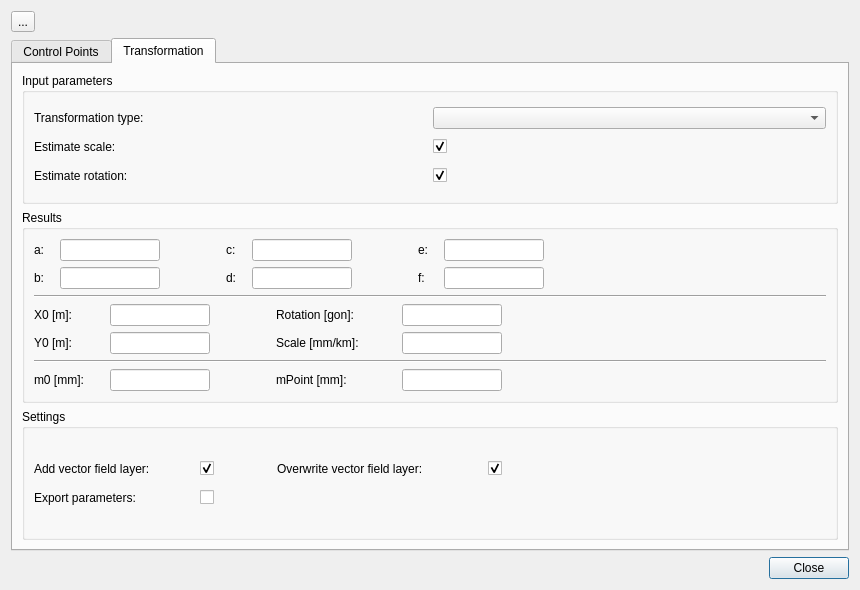
edigonzales-archiv/qgis_helmert2d, file helmert2d_dialog_base.ui: the form before one commit.
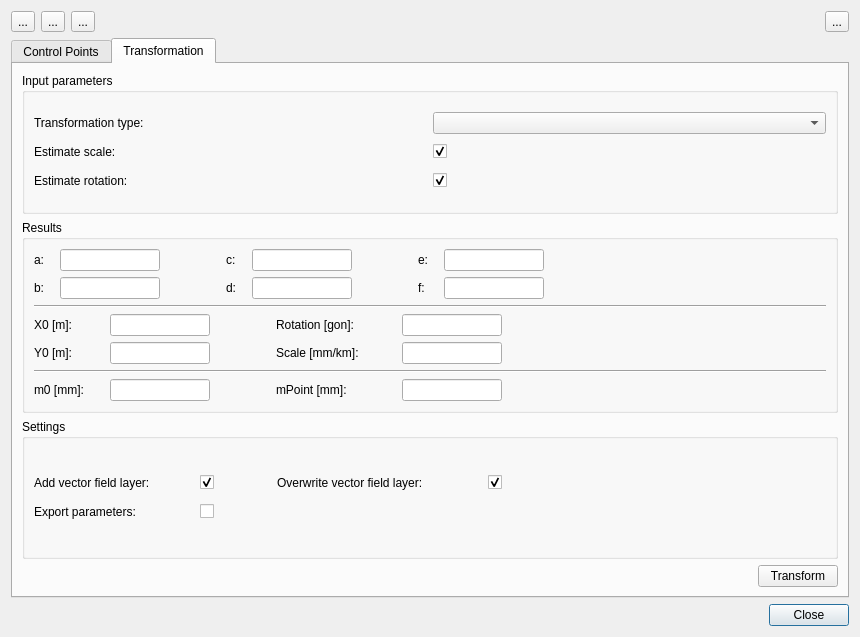
The form after the commit. The open tabs and pages were chosen to show the change. Custom widgets are drawn as their Qt base class.

```diff
--- a/helmert2d_dialog_base.ui
+++ b/helmert2d_dialog_base.ui
@@ -10,7 +10,7 @@
     <x>0</x>
     <y>0</y>
     <width>860</width>
-    <height>590</height>
+    <height>637</height>
    </rect>
   </property>
   <property name="windowTitle">
@@ -27,6 +27,81 @@
      </property>
     </widget>
    </item>
+   <item row="0" column="0">
+    <layout class="QHBoxLayout" name="horizontalLayout_3">
+     <item>
+      <layout class="QHBoxLayout" name="horizontalLayout_6">
+       <item>
+        <widget class="QToolButton" name="toolBtnIdentify">
+         <property name="enabled">
+          <bool>true</bool>
+         </property>
+         <property name="sizePolicy">
+          <sizepolicy hsizetype="Fixed" vsizetype="Fixed">
+           <horstretch>24</horstretch>
+           <verstretch>24</verstretch>
+          </sizepolicy>
+         </property>
+         <property name="text">
+          <string>...</string>
+         </property>
+        </widget>
+       </item>
+       <item>
+        <widget class="QToolButton" name="toolButton_4">
+         <property name="text">
+          <string>...</string>
+         </property>
+        </widget>
+       </item>
+       <item>
+        <widget class="QToolButton" name="toolButton_5">
+         <property name="text">
+          <string>...</string>
+         </property>
+        </widget>
+       </item>
+       <item>
+        <spacer name="horizontalSpacer_2">
+         <property name="orientation">
+          <enum>Qt::Horizontal</enum>
+         </property>
+         <property name="sizeHint" stdset="0">
+          <size>
+           <width>40</width>
+           <height>20</height>
+          </size>
+         </property>
+        </spacer>
+       </item>
+      </layout>
+     </item>
+     <item>
+      <layout class="QHBoxLayout" name="horizontalLayout_10">
+       <item>
+        <spacer name="horizontalSpacer_9">
+         <property name="orientation">
+          <enum>Qt::Horizontal</enum>
+         </property>
+         <property name="sizeHint" stdset="0">
+          <size>
+           <width>40</width>
+           <height>20</height>
+          </size>
+         </property>
+        </spacer>
+       </item>
+       <item>
+        <widget class="QToolButton" name="toolBtnSettings">
+         <property name="text">
+          <string>...</string>
+         </property>
+        </widget>
+       </item>
+      </layout>
+     </item>
+    </layout>
+   </item>
    <item row="1" column="0">
     <widget class="QTabWidget" name="tab_widget">
      <property name="tabShape">
@@ -753,43 +828,34 @@
          </layout>
         </widget>
        </item>
+       <item row="3" column="0">
+        <layout class="QHBoxLayout" name="horizontalLayout_17">
+         <item>
+          <spacer name="horizontalSpacer_10">
+           <property name="orientation">
+            <enum>Qt::Horizontal</enum>
+           </property>
+           <property name="sizeHint" stdset="0">
+            <size>
+             <width>40</width>
+             <height>20</height>
+            </size>
+           </property>
+          </spacer>
+         </item>
+         <item>
+          <widget class="QPushButton" name="transformBtn">
+           <property name="text">
+            <string>Transform</string>
+           </property>
+          </widget>
+         </item>
+        </layout>
+       </item>
       </layout>
      </widget>
     </widget>
    </item>
-   <item row="0" column="0">
-    <layout class="QHBoxLayout" name="horizontalLayout_3">
-     <item>
-      <widget class="QToolButton" name="toolBtnIdentify">
-       <property name="enabled">
-        <bool>true</bool>
-       </property>
-       <property name="sizePolicy">
-        <sizepolicy hsizetype="Fixed" vsizetype="Fixed">
-         <horstretch>24</horstretch>
-         <verstretch>24</verstretch>
-        </sizepolicy>
-       </property>
-       <property name="text">
-        <string>...</string>
-       </property>
-      </widget>
-     </item>
-     <item>
-      <spacer name="horizontalSpacer_2">
-       <property name="orientation">
-        <enum>Qt::Horizontal</enum>
-       </property>
-       <property name="sizeHint" stdset="0">
-        <size>
-         <width>40</width>
-         <height>20</height>
-        </size>
-       </property>
-      </spacer>
-     </item>
-    </layout>
-   </item>
   </layout>
  </widget>
  <customwidgets>
```
